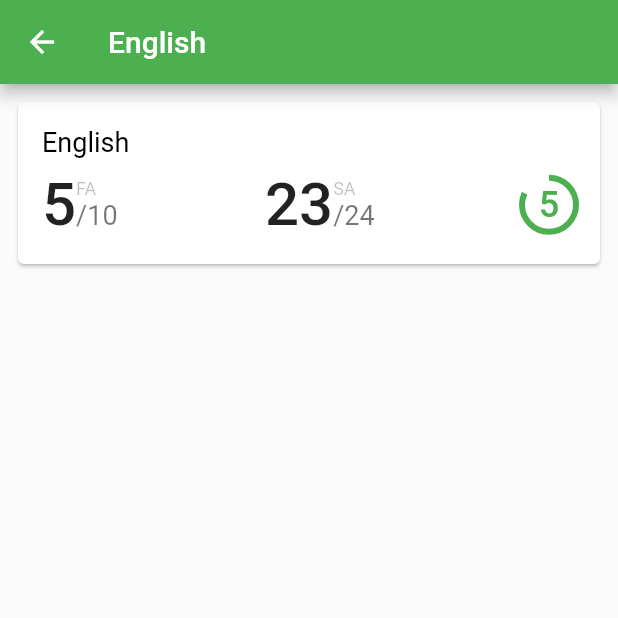
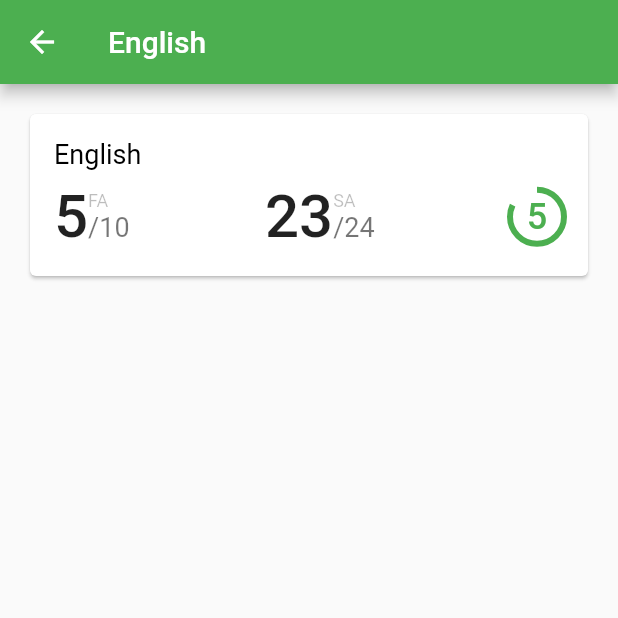
Before and after one commit to kekland/enis-app, a Flutter app: the screen it shows after launch, after a tap on "Login", after a tap on "Russian Language", after a tap on "English", on a phone screen of 412 x 824 dp, the top half of it. Run offline on Flutter 3.47's test engine with Material 2 defaults, Android fonts, the phone set to English and light mode, and no system bars; statements that could not run were skipped.

```diff
--- a/lib/main.dart
+++ b/lib/main.dart
@@ -10,6 +10,7 @@ void main() => runApp(new MyApp());
 class MyApp extends StatelessWidget {
   @override
   Widget build(BuildContext context) {
+    MaterialPageRoute.debugEnableFadingRoutes = true;
     return new MaterialApp(
       title: 'eNIS',
       theme: new ThemeData(
--- a/lib/widgets/grade_widget.dart
+++ b/lib/widgets/grade_widget.dart
@@ -65,7 +65,7 @@ class GradeWidget extends StatelessWidget {
                 viewModel.grade,
                 style: TextStyle(
                   fontWeight: FontWeight.w500,
-                  color: viewModel.gradeColor.withOpacity(animationValue),
+                  color: Color.lerp(Colors.red.shade400, viewModel.gradeColor, animationValue).withOpacity(animationValue),
                   fontSize: 24.0,
                 ),
               ),
--- a/lib/widgets/imko/imko_subject_widget.dart
+++ b/lib/widgets/imko/imko_subject_widget.dart
@@ -5,6 +5,7 @@ import '../../classes/grade.dart';
 import '../assessment_number_widget.dart';
 import '../../classes/assessment.dart';
 import '../grade_widget.dart';
+import 'imko_goal_widget.dart';
 
 class IMKOSubjectViewModel {
   String subjectName;
@@ -99,8 +100,9 @@ class _IMKOSubjectWidgetState extends State<IMKOSubjectWidget> with SingleTicker
             appBar: new AppBar(
               title: Text(widget.viewModel.subjectName),
             ),
-            body: new Padding(
-              padding: const EdgeInsets.all(8.0),
+            body: new SingleChildScrollView(
+              child: new Padding(
+                padding: EdgeInsets.all(16.0),
                 child: new Column(
                   children: [
                     new IMKOSubjectWidget(
@@ -109,6 +111,7 @@ class _IMKOSubjectWidgetState extends State<IMKOSubjectWidget> with SingleTicker
                       animate: false,
                     ),
                   ],
+                ),
               ),
             ),
           );
```
Also changed, not shown: lib/widgets/imko/imko_goal_widget.dart (added, +38 -0 lines), lib/pages/calculator_page.dart (added). Lines whose indentation alone changed are shown as unchanged.
